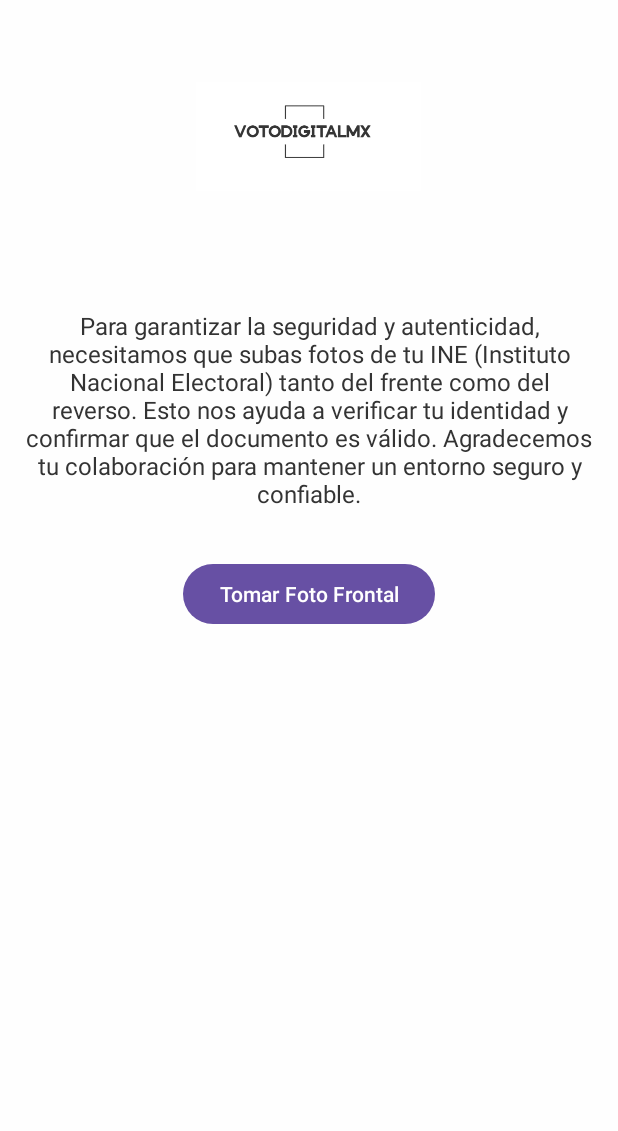
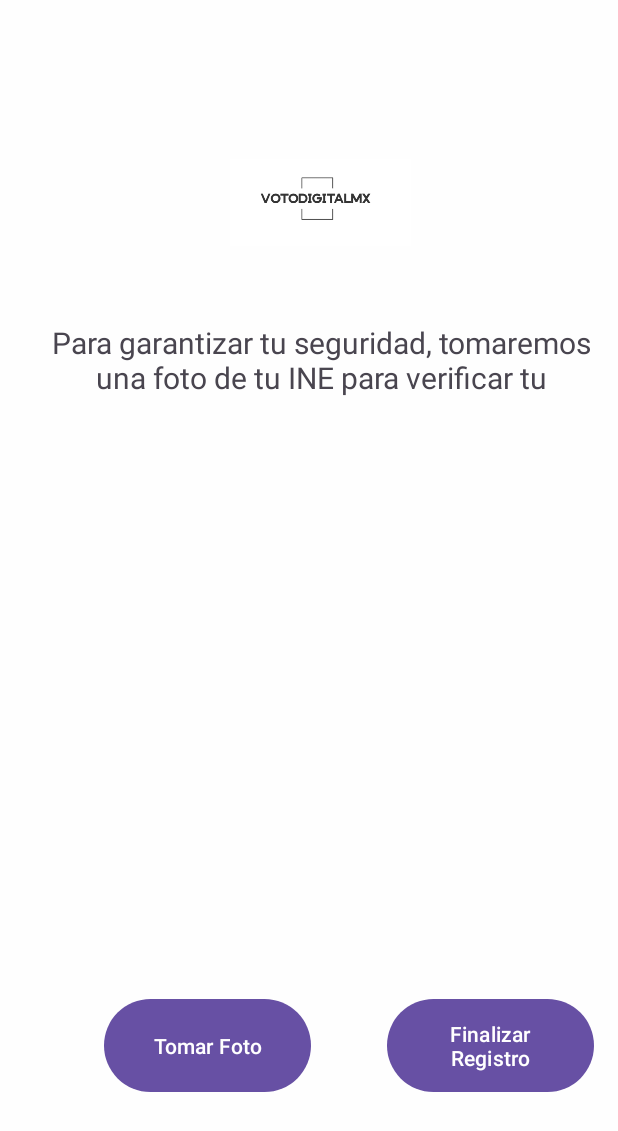
Before and after one commit to HectorHernandezCuCi/VotoDigitalMX, an Android app: the RegisterPage3 screen opened directly, with no data from a screen before it, on a phone screen of 412 x 824 dp. Shown: the top 1131 px of the screen. Run offline under Robolectric (Android 15) with nearby library versions, the phone set to English and light mode, and no system bars; our stand-ins replace Firebase (no records; nobody signed in at launch, a user with empty details on screens opened directly).

```diff
--- a/app/src/main/AndroidManifest.xml
+++ b/app/src/main/AndroidManifest.xml
@@ -33,7 +33,11 @@
         <activity android:name=".HomePage"/>
         <activity android:name=".RegisterPage"/>
         <activity android:name=".RegisterPage2"/>
-        <activity android:name=".RegisterPage3" />
+        <activity
+            android:name=".RegisterPage3"
+            android:configChanges="orientation|screenSize"
+            android:windowSoftInputMode="adjustResize" />
+
 
         <!-- MainActivity sin el filtro MAIN, ya que SplashActivity lo tiene -->
         <activity
--- a/app/src/main/java/com/mx/votodigitalmx/RegisterPage.java
+++ b/app/src/main/java/com/mx/votodigitalmx/RegisterPage.java
@@ -2,7 +2,6 @@ package com.mx.votodigitalmx;
 
 import android.content.Intent;
 import android.os.Bundle;
-import android.view.View;
 import android.widget.Button;
 import android.widget.EditText;
 import android.widget.Toast;
@@ -26,6 +25,7 @@ public class RegisterPage extends AppCompatActivity {
         maleButton = findViewById(R.id.gender_male);
         femaleButton = findViewById(R.id.gender_female);
 
+        // Configurar botones de género
         maleButton.setOnClickListener(view -> {
             selectedGender = "Male";
             maleButton.setBackgroundColor(getResources().getColor(R.color.colorButtonPressed));
@@ -38,6 +38,7 @@ public class RegisterPage extends AppCompatActivity {
             femaleButton.setBackgroundColor(getResources().getColor(R.color.colorButtonPressed));
         });
 
+        // Botón para ir a la siguiente pantalla
         nextButton.setOnClickListener(v -> {
             String name = nameInput.getText().toString().trim();
             String lastName = lastNameInput.getText().toString().trim();
@@ -48,7 +49,7 @@ public class RegisterPage extends AppCompatActivity {
                 return;
             }
 
-            // Crear Intent para ir a la segunda actividad
+            // Enviar datos a la siguiente pantalla
             Intent intent = new Intent(RegisterPage.this, RegisterPage2.class);
             intent.putExtra("name", name);
             intent.putExtra("lastName", lastName);
--- a/app/src/main/res/layout/activity_register3.xml
+++ b/app/src/main/res/layout/activity_register3.xml
@@ -1,62 +1,75 @@
-<?xml version="1.0" encoding="utf-8"?>
 <androidx.constraintlayout.widget.ConstraintLayout xmlns:android="http://schemas.android.com/apk/res/android"
     xmlns:app="http://schemas.android.com/apk/res-auto"
     xmlns:tools="http://schemas.android.com/tools"
     android:layout_width="match_parent"
     android:layout_height="match_parent"
-    android:background="#FEFEFE">
-
-    <ImageView
-        android:id="@+id/imageView2"
-        android:layout_width="150dp"
-        android:layout_height="150dp"
-        android:layout_marginTop="16dp"
-        android:contentDescription="Logo"
-        app:layout_constraintEnd_toEndOf="parent"
-        app:layout_constraintHorizontal_bias="0.498"
-        app:layout_constraintStart_toStartOf="parent"
-        app:layout_constraintTop_toTopOf="parent"
-        app:srcCompat="@drawable/logo"
-        tools:ignore="MissingConstraints" />
+    android:background="#FEFEFE"
+    android:padding="16dp">
 
     <TextView
         android:id="@+id/textView"
         android:layout_width="0dp"
-        android:layout_height="wrap_content"
+        android:layout_height="52dp"
+        android:layout_marginStart="16dp"
         android:layout_marginTop="24dp"
-        android:padding="16dp"
-        android:text="Para garantizar la seguridad y autenticidad, necesitamos que subas fotos de tu INE (Instituto Nacional Electoral) tanto del frente como del reverso. Esto nos ayuda a verificar tu identidad y confirmar que el documento es válido. Agradecemos tu colaboración para mantener un entorno seguro y confiable."
+        android:text="Para garantizar tu seguridad, tomaremos una foto de tu INE para verificar tu identidad."
         android:textAlignment="center"
-        android:textColor="#333333"
-        android:textSize="16sp"
+        android:textSize="20sp"
+        app:layout_constraintEnd_toEndOf="parent"
+        app:layout_constraintHorizontal_bias="1.0"
+        app:layout_constraintStart_toStartOf="parent"
+        app:layout_constraintTop_toBottomOf="@+id/imageView4" />
+
+    <Button
+        android:id="@+id/takeFrontPhotoButton"
+        android:layout_width="0dp"
+        android:layout_height="70dp"
+        android:layout_marginStart="53dp"
+        android:layout_marginEnd="25dp"
+        android:layout_marginBottom="76dp"
+        android:text="Tomar Foto"
         app:layout_constraintBottom_toBottomOf="parent"
+        app:layout_constraintEnd_toStartOf="@+id/finishButton"
+        app:layout_constraintStart_toStartOf="parent" />
+
+    <ImageView
+        android:id="@+id/frontImageView"
+        android:layout_width="295dp"
+        android:layout_height="231dp"
+        android:layout_marginStart="49dp"
+        android:layout_marginTop="48dp"
+        android:layout_marginEnd="32dp"
+        android:contentDescription="Foto Frontal"
+        android:scaleType="centerCrop"
         app:layout_constraintEnd_toEndOf="parent"
         app:layout_constraintHorizontal_bias="0.0"
         app:layout_constraintStart_toStartOf="parent"
-        app:layout_constraintTop_toBottomOf="@id/imageView2"
-        app:layout_constraintVertical_bias="0.0"
-        tools:ignore="MissingConstraints" />
+        app:layout_constraintTop_toBottomOf="@+id/textView" />
 
-    <!-- Botón para tomar la foto del frente del INE -->
     <Button
-        android:id="@+id/takeFrontPhotoButton"
-        android:layout_width="wrap_content"
-        android:layout_height="wrap_content"
-        android:text="Tomar Foto Frontal"
-        app:layout_constraintTop_toBottomOf="@id/textView"
+        android:id="@+id/finishButton"
+        android:layout_width="0dp"
+        android:layout_height="70dp"
+        android:layout_marginStart="25dp"
+        android:layout_marginBottom="76dp"
+        android:text="Finalizar Registro"
+        app:layout_constraintBottom_toBottomOf="parent"
+        app:layout_constraintEnd_toEndOf="parent"
+        app:layout_constraintStart_toEndOf="@+id/takeFrontPhotoButton" />
+
+    <ImageView
+        android:id="@+id/imageView4"
+        android:layout_width="0dp"
+        android:layout_height="111dp"
+        android:layout_marginStart="137dp"
+        android:layout_marginTop="63dp"
+        android:layout_marginEnd="122dp"
+        android:layout_marginBottom="61dp"
+        app:layout_constraintBottom_toTopOf="@+id/textView"
+        app:layout_constraintEnd_toEndOf="parent"
+        app:layout_constraintHorizontal_bias="1.0"
         app:layout_constraintStart_toStartOf="parent"
-        app:layout_constraintEnd_toEndOf="parent"
-        android:layout_marginTop="16dp" />
-
-    <!-- Imagen que mostrará la foto tomada -->
-    <ImageView
-        android:id="@+id/frontImageView"
-        android:layout_width="200dp"
-        android:layout_height="150dp"
-        android:layout_marginTop="16dp"
-        app:layout_constraintTop_toBottomOf="@id/takeFrontPhotoButton"
-        app:layout_constraintStart_toStartOf="parent"
-        app:layout_constraintEnd_toEndOf="parent"
-        android:contentDescription="Foto INE Frontal" />
+        app:layout_constraintTop_toTopOf="parent"
+        app:srcCompat="@drawable/logo" />
 
 </androidx.constraintlayout.widget.ConstraintLayout>
```
Also changed, not shown: app/src/main/java/com/mx/votodigitalmx/RegisterPage2.java (+36 -30 lines), app/src/main/java/com/mx/votodigitalmx/RegisterPage3.java (+116 -29 lines), app/src/main/java/com/mx/votodigitalmx/User.java (+11 -1 lines), app/src/main/res/layout/activity_register_2.xml (+18 -3 lines).
